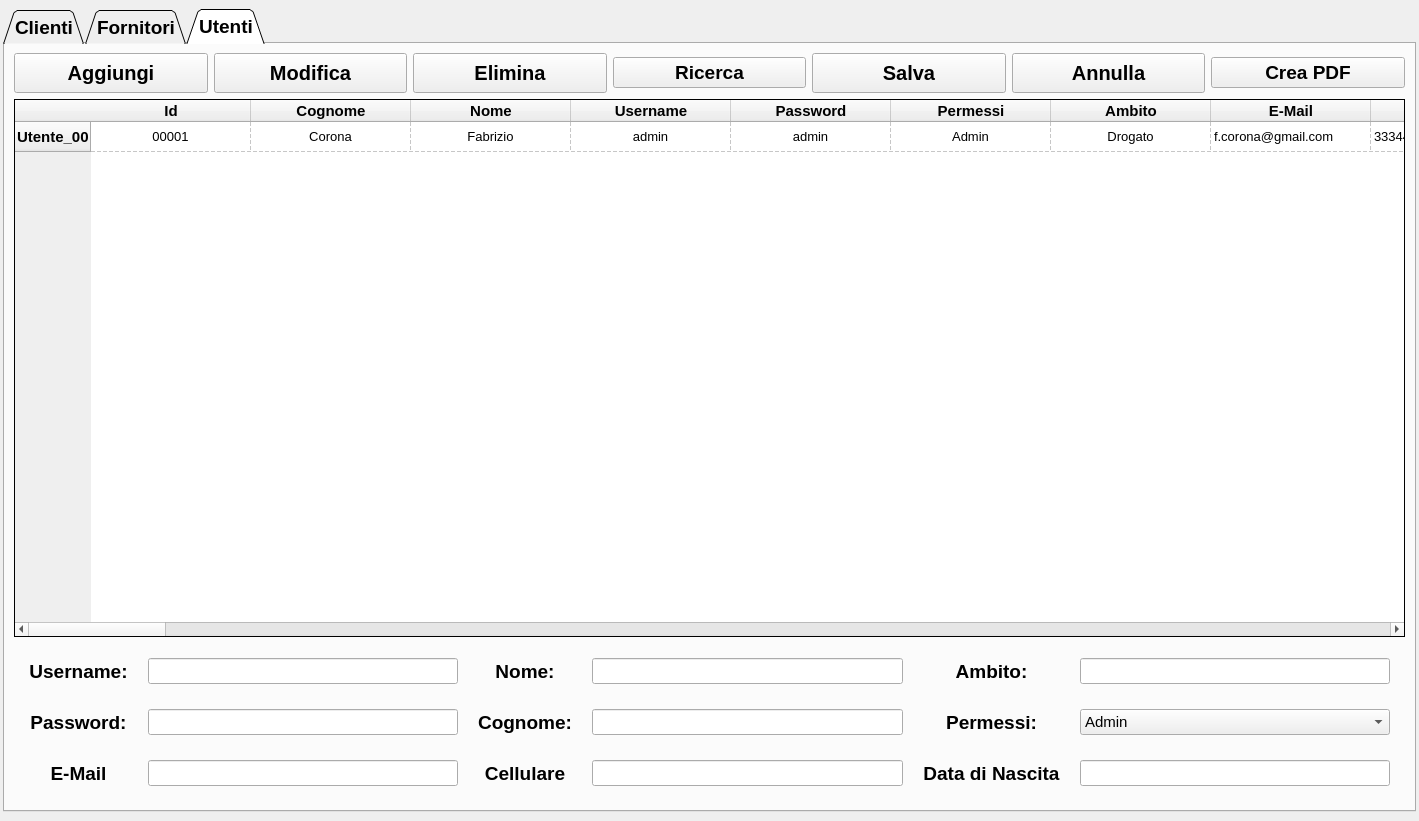
Qt form ui/anagrafiche_window.ui (Raccispini/Progetto-Hotel) before a commit.
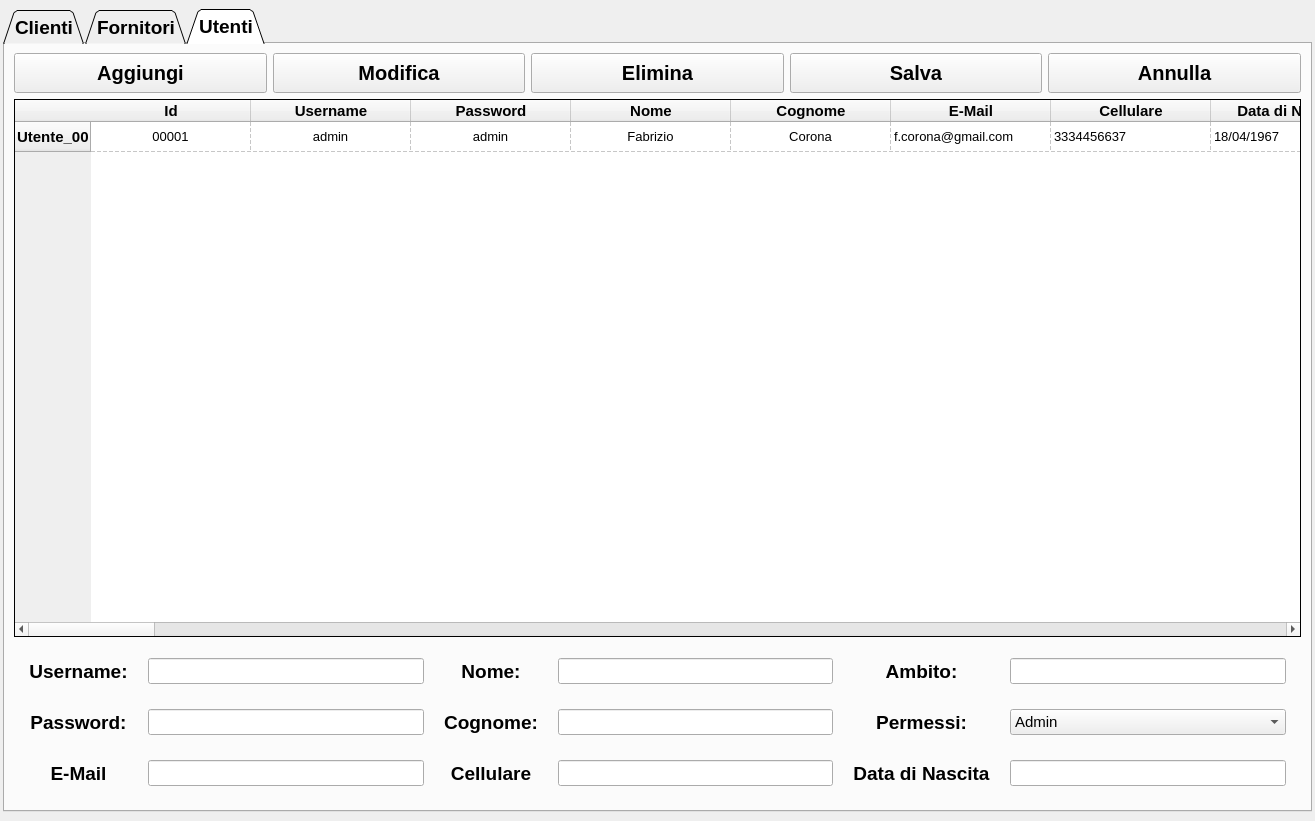
The same form after that commit. The open tabs and pages were chosen to show the change. Icons and pictures are not drawn.

Patch:
```diff
--- a/ui/anagrafiche_window.ui
+++ b/ui/anagrafiche_window.ui
@@ -6,7 +6,7 @@
    <rect>
     <x>0</x>
     <y>0</y>
-    <width>1419</width>
+    <width>1315</width>
     <height>821</height>
    </rect>
   </property>
@@ -25,7 +25,7 @@
     <property name="rightMargin">
      <number>3</number>
     </property>
-    <item row="0" column="1">
+    <item row="0" column="0">
      <widget class="QTabWidget" name="tabWidget_Anagrafiche">
       <property name="enabled">
        <bool>true</bool>
@@ -2197,7 +2197,116 @@
         <string>Utenti</string>
        </attribute>
        <layout class="QGridLayout" name="gridLayout_2">
-        <item row="2" column="0">
+        <item row="0" column="0">
+         <layout class="QHBoxLayout" name="horizontalLayout_7">
+          <item>
+           <widget class="QPushButton" name="pB_Aggiungi_Utenti">
+            <property name="minimumSize">
+             <size>
+              <width>180</width>
+              <height>40</height>
+             </size>
+            </property>
+            <property name="font">
+             <font>
+              <pointsize>15</pointsize>
+             </font>
+            </property>
+            <property name="cursor">
+             <cursorShape>PointingHandCursor</cursorShape>
+            </property>
+            <property name="text">
+             <string>Aggiungi</string>
+            </property>
+           </widget>
+          </item>
+          <item>
+           <widget class="QPushButton" name="pB_Modifica_Utenti">
+            <property name="minimumSize">
+             <size>
+              <width>180</width>
+              <height>40</height>
+             </size>
+            </property>
+            <property name="font">
+             <font>
+              <pointsize>15</pointsize>
+             </font>
+            </property>
+            <property name="cursor">
+             <cursorShape>PointingHandCursor</cursorShape>
+            </property>
+            <property name="text">
+             <string>Modifica</string>
+            </property>
+           </widget>
+          </item>
+          <item>
+           <widget class="QPushButton" name="pB_Elimina_Utenti">
+            <property name="minimumSize">
+             <size>
+              <width>180</width>
+              <height>40</height>
+             </size>
+            </property>
+            <property name="font">
+             <font>
+              <pointsize>15</pointsize>
+             </font>
+            </property>
+            <property name="cursor">
+             <cursorShape>PointingHandCursor</cursorShape>
+            </property>
+            <property name="text">
+             <string>Elimina</string>
+            </property>
+           </widget>
+          </item>
+          <item>
+           <widget class="QPushButton" name="pB_Salva_Utenti">
+            <property name="minimumSize">
+             <size>
+              <width>180</width>
+              <height>40</height>
+             </size>
+            </property>
+            <property name="font">
+             <font>
+              <pointsize>15</pointsize>
+             </font>
+            </property>
+            <property name="cursor">
+             <cursorShape>PointingHandCursor</cursorShape>
+            </property>
+            <property name="text">
+             <string>Salva</string>
+            </property>
+           </widget>
+          </item>
+          <item>
+           <widget class="QPushButton" name="pB_Annulla_Utenti">
+            <property name="minimumSize">
+             <size>
+              <width>180</width>
+              <height>40</height>
+             </size>
+            </property>
+            <property name="font">
+             <font>
+              <pointsize>15</pointsize>
+             </font>
+            </property>
+            <property name="cursor">
+             <cursorShape>PointingHandCursor</cursorShape>
+            </property>
+            <property name="text">
+             <string>Annulla</string>
+            </property>
+           </widget>
+          </item>
+         </layout>
+        </item>
+        <item row="1" column="0">
          <widget class="QTableWidget" name="tableWidget_Utenti">
           <property name="sizePolicy">
            <sizepolicy hsizetype="Expanding" vsizetype="Expanding">
@@ -2310,36 +2419,6 @@
             <set>AlignCenter</set>
            </property>
           </column>
-          <column>
-           <property name="text">
-            <string>Cognome</string>
-           </property>
-           <property name="font">
-            <font>
-             <pointsize>11</pointsize>
-             <weight>75</weight>
-             <bold>true</bold>
-            </font>
-           </property>
-           <property name="textAlignment">
-            <set>AlignCenter</set>
-           </property>
-          </column>
-          <column>
-           <property name="text">
-            <string>Nome</string>
-           </property>
-           <property name="font">
-            <font>
-             <pointsize>11</pointsize>
-             <weight>75</weight>
-             <bold>true</bold>
-            </font>
-           </property>
-           <property name="textAlignment">
-            <set>AlignCenter</set>
-           </property>
-          </column>
           <column>
            <property name="text">
             <string>Username</string>
@@ -2372,7 +2451,67 @@
           </column>
           <column>
            <property name="text">
-            <string>Permessi</string>
+            <string>Nome</string>
+           </property>
+           <property name="font">
+            <font>
+             <pointsize>11</pointsize>
+             <weight>75</weight>
+             <bold>true</bold>
+            </font>
+           </property>
+           <property name="textAlignment">
+            <set>AlignCenter</set>
+           </property>
+          </column>
+          <column>
+           <property name="text">
+            <string>Cognome</string>
+           </property>
+           <property name="font">
+            <font>
+             <pointsize>11</pointsize>
+             <weight>75</weight>
+             <bold>true</bold>
+            </font>
+           </property>
+           <property name="textAlignment">
+            <set>AlignCenter</set>
+           </property>
+          </column>
+          <column>
+           <property name="text">
+            <string>E-Mail</string>
+           </property>
+           <property name="font">
+            <font>
+             <pointsize>11</pointsize>
+             <weight>75</weight>
+             <bold>true</bold>
+            </font>
+           </property>
+           <property name="textAlignment">
+            <set>AlignCenter</set>
+           </property>
+          </column>
+          <column>
+           <property name="text">
+            <string>Cellulare</string>
+           </property>
+           <property name="font">
+            <font>
+             <pointsize>11</pointsize>
+             <weight>75</weight>
+             <bold>true</bold>
+            </font>
+           </property>
+           <property name="textAlignment">
+            <set>AlignCenter</set>
+           </property>
+          </column>
+          <column>
+           <property name="text">
+            <string>Data di Nascita</string>
            </property>
            <property name="font">
             <font>
@@ -2402,37 +2541,7 @@
           </column>
           <column>
            <property name="text">
-            <string>E-Mail</string>
-           </property>
-           <property name="font">
-            <font>
-             <pointsize>11</pointsize>
-             <weight>75</weight>
-             <bold>true</bold>
-            </font>
-           </property>
-           <property name="textAlignment">
-            <set>AlignCenter</set>
-           </property>
-          </column>
-          <column>
-           <property name="text">
-            <string>Cellulare</string>
-           </property>
-           <property name="font">
-            <font>
-             <pointsize>11</pointsize>
-             <weight>75</weight>
-             <bold>true</bold>
-            </font>
-           </property>
-           <property name="textAlignment">
-            <set>AlignCenter</set>
-           </property>
-          </column>
-          <column>
-           <property name="text">
-            <string>Data di Nascita</string>
+            <string>Permessi</string>
            </property>
            <property name="font">
             <font>
@@ -2461,7 +2570,7 @@
           </item>
           <item row="0" column="1">
            <property name="text">
-            <string>Corona</string>
+            <string>admin</string>
            </property>
            <property name="font">
             <font>
@@ -2474,6 +2583,20 @@
            </property>
           </item>
           <item row="0" column="2">
+           <property name="text">
+            <string>admin</string>
+           </property>
+           <property name="font">
+            <font>
+             <weight>50</weight>
+             <bold>false</bold>
+            </font>
+           </property>
+           <property name="textAlignment">
+            <set>AlignCenter</set>
+           </property>
+          </item>
+          <item row="0" column="3">
            <property name="text">
             <string>Fabrizio</string>
            </property>
@@ -2487,23 +2610,9 @@
             <set>AlignCenter</set>
            </property>
           </item>
-          <item row="0" column="3">
-           <property name="text">
-            <string>admin</string>
-           </property>
-           <property name="font">
-            <font>
-             <weight>50</weight>
-             <bold>false</bold>
-            </font>
-           </property>
-           <property name="textAlignment">
-            <set>AlignCenter</set>
-           </property>
-          </item>
           <item row="0" column="4">
            <property name="text">
-            <string>admin</string>
+            <string>Corona</string>
            </property>
            <property name="font">
             <font>
@@ -2516,34 +2625,6 @@
            </property>
           </item>
           <item row="0" column="5">
-           <property name="text">
-            <string>Admin</string>
-           </property>
-           <property name="font">
-            <font>
-             <weight>50</weight>
-             <bold>false</bold>
-            </font>
-           </property>
-           <property name="textAlignment">
-            <set>AlignCenter</set>
-           </property>
-          </item>
-          <item row="0" column="6">
-           <property name="text">
-            <string>Drogato</string>
-           </property>
-           <property name="font">
-            <font>
-             <weight>50</weight>
-             <bold>false</bold>
-            </font>
-           </property>
-           <property name="textAlignment">
-            <set>AlignCenter</set>
-           </property>
-          </item>
-          <item row="0" column="7">
            <property name="text">
             <string>f.corona@gmail.com</string>
            </property>
@@ -2554,7 +2635,7 @@
             </font>
            </property>
           </item>
-          <item row="0" column="8">
+          <item row="0" column="6">
            <property name="text">
             <string>3334456637</string>
            </property>
@@ -2565,7 +2646,7 @@
             </font>
            </property>
           </item>
-          <item row="0" column="9">
+          <item row="0" column="7">
            <property name="text">
             <string>18/04/1967</string>
            </property>
@@ -2576,9 +2657,37 @@
             </font>
            </property>
           </item>
+          <item row="0" column="8">
+           <property name="text">
+            <string>Drogato</string>
+           </property>
+           <property name="font">
+            <font>
+             <weight>50</weight>
+             <bold>false</bold>
+            </font>
+           </property>
+           <property name="textAlignment">
+            <set>AlignCenter</set>
+           </property>
+          </item>
+          <item row="0" column="9">
+           <property name="text">
+            <string>Admin</string>
+           </property>
+           <property name="font">
+            <font>
+             <weight>50</weight>
+             <bold>false</bold>
+            </font>
+           </property>
+           <property name="textAlignment">
+            <set>AlignCenter</set>
+           </property>
+          </item>
          </widget>
         </item>
-        <item row="3" column="0">
+        <item row="2" column="0">
          <layout class="QGridLayout" name="gridLayout_5">
           <property name="leftMargin">
            <number>15</number>
@@ -2837,129 +2946,6 @@
           </item>
          </layout>
         </item>
-        <item row="1" column="0">
-         <layout class="QHBoxLayout" name="horizontalLayout_7">
-          <item>
-           <widget class="QPushButton" name="pB_Aggiungi_Utenti">
-            <property name="minimumSize">
-             <size>
-              <width>180</width>
-              <height>40</height>
-             </size>
-            </property>
-            <property name="font">
-             <font>
-              <pointsize>15</pointsize>
-             </font>
-            </property>
-            <property name="cursor">
-             <cursorShape>PointingHandCursor</cursorShape>
-            </property>
-            <property name="text">
-             <string>Aggiungi</string>
-            </property>
-           </widget>
-          </item>
-          <item>
-           <widget class="QPushButton" name="pB_Modifica_Utenti">
-            <property name="minimumSize">
-             <size>
-              <width>180</width>
-              <height>40</height>
-             </size>
-            </property>
-            <property name="font">
-             <font>
-              <pointsize>15</pointsize>
-             </font>
-            </property>
-            <property name="cursor">
-             <cursorShape>PointingHandCursor</cursorShape>
-            </property>
-            <property name="text">
-             <string>Modifica</string>
-            </property>
-           </widget>
-          </item>
-          <item>
-           <widget class="QPushButton" name="pB_Elimina_Utenti">
-            <property name="minimumSize">
-             <size>
-              <width>180</width>
-              <height>40</height>
-             </size>
-            </property>
-            <property name="font">
-             <font>
-              <pointsize>15</pointsize>
-             </font>
-            </property>
-            <property name="cursor">
-             <cursorShape>PointingHandCursor</cursorShape>
-            </property>
-            <property name="text">
-             <string>Elimina</string>
-            </property>
-           </widget>
-          </item>
-          <item>
-           <widget class="QPushButton" name="pB_Ricerca_Utenti">
-            <property name="text">
-             <string>Ricerca</string>
-            </property>
-           </widget>
-          </item>
-          <item>
-           <widget class="QPushButton" name="pB_Salva_Utenti">
-            <property name="minimumSize">
-             <size>
-              <width>180</width>
-              <height>40</height>
-             </size>
-            </property>
-            <property name="font">
-             <font>
-              <pointsize>15</pointsize>
-             </font>
-            </property>
-            <property name="cursor">
-             <cursorShape>PointingHandCursor</cursorShape>
-            </property>
-            <property name="text">
-             <string>Salva</string>
-            </property>
-           </widget>
-          </item>
-          <item>
-           <widget class="QPushButton" name="pB_Annulla_Utenti">
-            <property name="minimumSize">
-             <size>
-              <width>180</width>
-              <height>40</height>
-             </size>
-            </property>
-            <property name="font">
-             <font>
-              <pointsize>15</pointsize>
-             </font>
-            </property>
-            <property name="cursor">
-             <cursorShape>PointingHandCursor</cursorShape>
-            </property>
-            <property name="text">
-             <string>Annulla</string>
-            </property>
-           </widget>
-          </item>
-          <item>
-           <widget class="QPushButton" name="pB_CreaPDF_Utenti">
-            <property name="text">
-             <string>Crea PDF</string>
-            </property>
-           </widget>
-          </item>
-         </layout>
-        </item>
        </layout>
       </widget>
      </widget>
```
Left out of the diff: 166 changed lines with no effect on the pictures.
